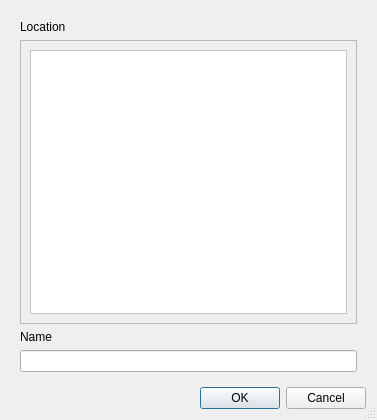
Old version of the form src/ui/savepatchtolibrarydialog.ui in the repository gary-1959/GNXEdit.
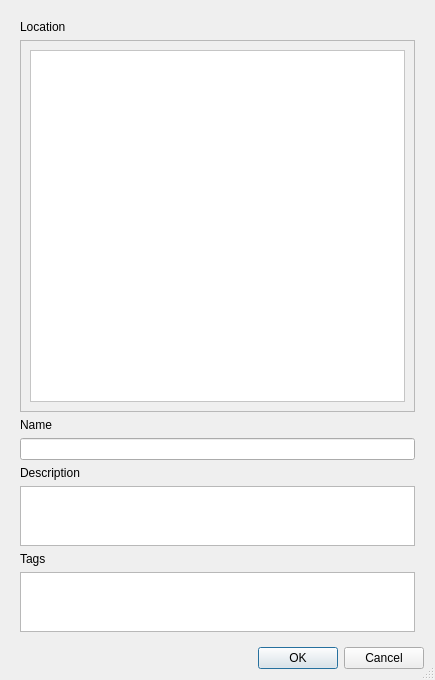
New version of the form.

Patch:
```diff
--- a/src/ui/savepatchtolibrarydialog.ui
+++ b/src/ui/savepatchtolibrarydialog.ui
@@ -9,8 +9,8 @@
    <rect>
     <x>0</x>
     <y>0</y>
-    <width>377</width>
-    <height>420</height>
+    <width>435</width>
+    <height>680</height>
    </rect>
   </property>
   <property name="minimumSize">
@@ -67,8 +67,8 @@
           <rect>
            <x>0</x>
            <y>0</y>
-           <width>339</width>
-           <height>264</height>
+           <width>397</width>
+           <height>340</height>
           </rect>
          </property>
          <layout class="QHBoxLayout" name="horizontalLayout">
@@ -93,6 +93,46 @@
         </property>
        </widget>
       </item>
+      <item>
+       <widget class="QLabel" name="label_3">
+        <property name="text">
+         <string>Description</string>
+        </property>
+       </widget>
+      </item>
+      <item>
+       <widget class="QPlainTextEdit" name="inputDescription">
+        <property name="maximumSize">
+         <size>
+          <width>16777215</width>
+          <height>60</height>
+         </size>
+        </property>
+        <property name="tabChangesFocus">
+         <bool>true</bool>
+        </property>
+       </widget>
+      </item>
+      <item>
+       <widget class="QLabel" name="label_4">
+        <property name="text">
+         <string>Tags</string>
+        </property>
+       </widget>
+      </item>
+      <item>
+       <widget class="QPlainTextEdit" name="inputTags">
+        <property name="maximumSize">
+         <size>
+          <width>16777215</width>
+          <height>60</height>
+         </size>
+        </property>
+        <property name="tabChangesFocus">
+         <bool>true</bool>
+        </property>
+       </widget>
+      </item>
      </layout>
     </widget>
    </item>
```
